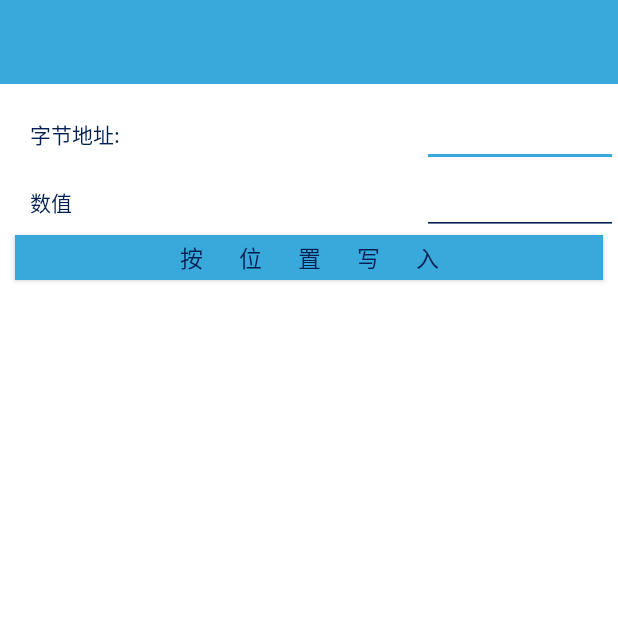
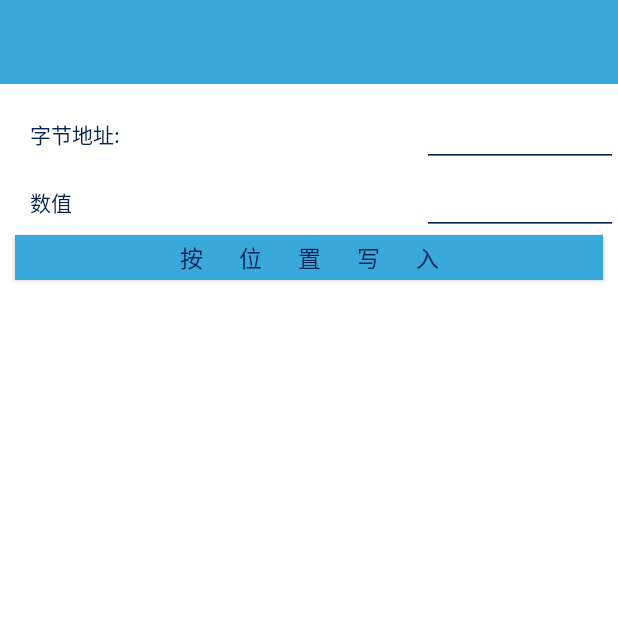
Before and after one commit to zhangsan2016/LD_BLE_TEXT, an Android app: the WriteFragmentActivity screen opened directly, with no data from a screen before it, on a phone screen of 412 x 824 dp, the top half of it. Run offline under Robolectric (Android 15) with nearby library versions, the light colour scheme and no system bars; 2 statements that could not run were skipped.

Commit message:
2019年2月19日 10:13:22  密码输入界面全部修改完成

```diff
--- a/app/src/main/res/layout/fragment_write_memory.xml
+++ b/app/src/main/res/layout/fragment_write_memory.xml
@@ -28,6 +28,7 @@
             android:layout_height="wrap_content"
             android:inputType="numberDecimal"
             android:ems="3"
+            android:focusable="false"
             android:id="@+id/byteAddressEditText"
             android:layout_weight="2"/>
     </LinearLayout>
@@ -52,6 +53,7 @@
             android:layout_width="match_parent"
             android:layout_height="wrap_content"
             android:inputType="numberDecimal"
+            android:focusable="false"
             android:ems="3"
             android:id="@+id/byteValueEditText"
             android:layout_weight="2"/>
```
